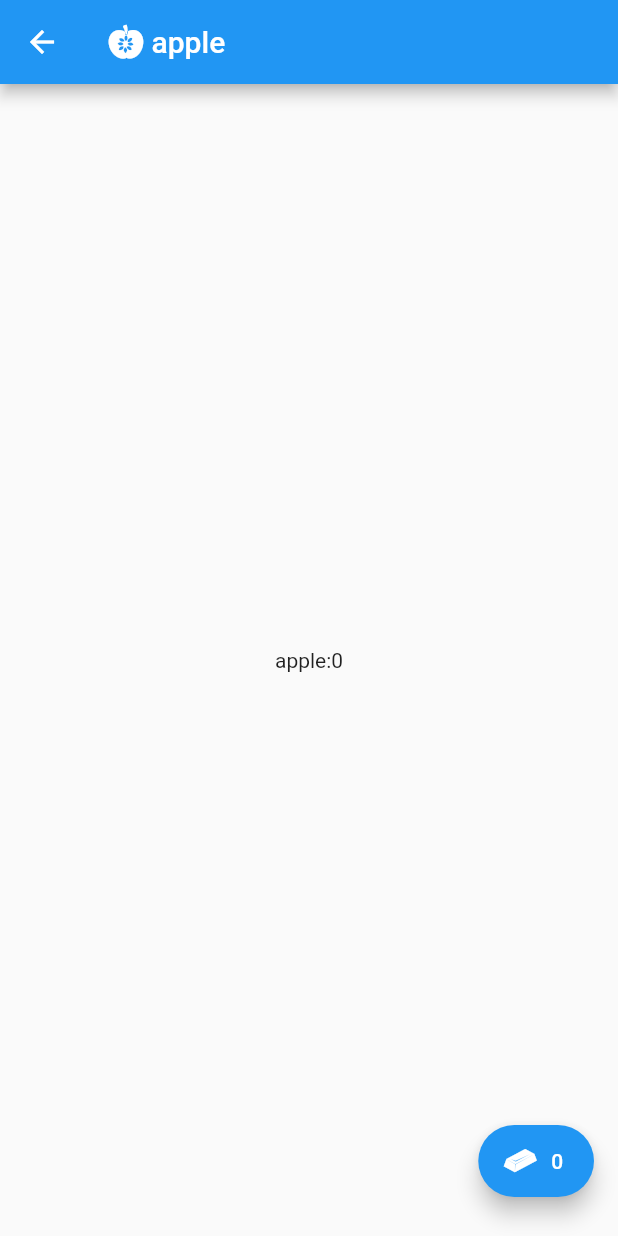
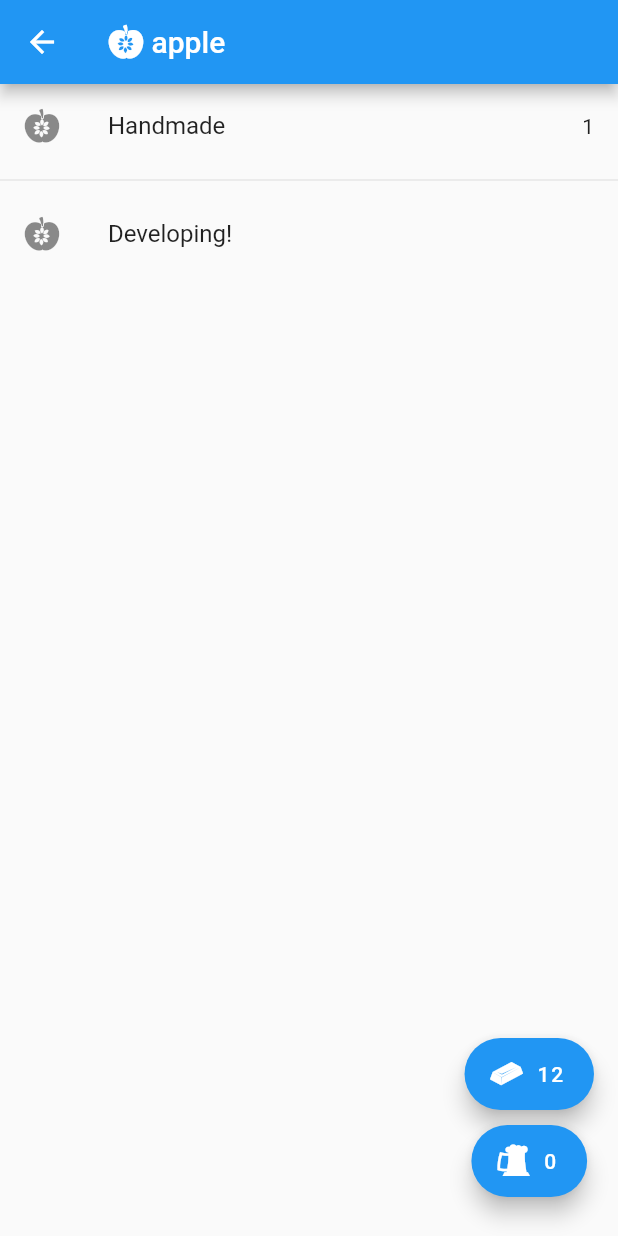
Before and after one commit to Phantato/idle-game, a Flutter app: the ClickerHomePage screen opened directly, after a tap on an icon or button, on a phone screen of 412 x 824 dp. Run offline on Flutter 3.47's test engine with Material 2 defaults, Android fonts, the phone set to English and light mode, and no system bars.

Commit message:
Mod Decoupling resource buttons and pages

```diff
--- a/lib/clicker.dart
+++ b/lib/clicker.dart
@@ -7,9 +7,9 @@ class Clicker {
   static const _nameIconPair = {
     'apple' : _Icons.apple,
     'gold' : _Icons.gold_bar,
-    // 'beer' : _Icons.beer,
+    'beer' : _Icons.beer,
   };
-  static get icon => (String name) => _nameIconPair[name];
-  static get names => _nameIconPair.keys;
+  static get iconOf => (String name) => _nameIconPair[name];
+  static get names => _nameIconPair.keys.toList();
   static get records => _Records();
 }
--- a/lib/main.dart
+++ b/lib/main.dart
@@ -25,81 +25,41 @@ class ClickerApp extends StatelessWidget {
 
 class ClickerHomePage extends StatefulWidget {
   final String title;
-  var _resourceButtonMap = <String, Widget>{};
   ClickerHomePage({Key key, this.title}) : super(key: key);
   @override
   _ClickerHomePageState createState() => _ClickerHomePageState();
 }
+int _counter = 0;
+
+void _incrementCounter(State<ClickerHomePage> state) {
+  state.setState(() {
+    Clicker.records.increase('gold');
+  });
+}
 
 class _ClickerHomePageState extends State<ClickerHomePage> {
-  int _counter = 0;
 
   @override
   void initState() {
     super.initState();
 
-    Clicker.names.forEach((name) =>
-      widget._resourceButtonMap[name] = FloatingActionButton.extended(
-        heroTag: "btn${name}",
-        tooltip: name,
-        icon: Icon(Clicker.icon(name)),
-        label: Text('${Clicker.records.resource(name)}'),
-        onPressed: _pushResource(name),
-      )
-    );
-
     Timer.periodic(Duration(seconds: 1), (timer) {
-      _incrementCounter();
+      _incrementCounter(this);
     });
 
   }
 
-  void _incrementCounter() {
-    setState(() {
-      ++_counter;
-    });
-  }
 
-  Widget _resourceBody(name) {
-    return Center(
-      child:Text('${name}:${Clicker.records.resource(name)}')
-    );
-  }
 
-  List<Widget> _buttonListWithout(name) {
-    return Clicker.names.where((x) => x != name).expand(
-      (x) => [
-        widget._resourceButtonMap[x],
-        SizedBox(height: 10),
-      ],
-    ).toList().cast<Widget>();
-  }
+  // List<Widget> _buttonListWithout(name) {
+  //   return Clicker.names.where((x) => x != name).expand(
+  //     (x) => [
+  //       widget._resourceButtonMap[x],
+  //       SizedBox(height: 10),
+  //     ],
+  //   ).toList().cast<Widget>();
+  // }
 
-  Function _pushResource(name) {
-    return () {
-      Navigator.of(context).pushAndRemoveUntil(
-        MaterialPageRoute<void>(
-          builder: (BuildContext context) {
-            return Scaffold(
-              appBar: AppBar(
-                title: Row(
-                  children: <Widget>[
-                    Icon(Clicker.icon(name)),
-                    Text(' $name'),
-                  ],
-                ),
-              ),
-              body: _resourceBody(name),
-              floatingActionButton: Column(
-                mainAxisSize: MainAxisSize.min,
-                children: _buttonListWithout(name),
-              ),
-            );
-          }
-        ), ModalRoute.withName('/'),
-      );
-    };
-  }
 
   @override
   Widget build(BuildContext context) {
@@ -124,14 +84,93 @@ class _ClickerHomePageState extends State<ClickerHomePage> {
           ],
         ),
       ),
-      floatingActionButton: Column(
+      floatingActionButton: ResourceColumn(),
+    );
+  }
+}
+
+class ResourceColumn extends StatefulWidget {
+  var _resourceButtonMap = <String, Widget>{};
+  String excludedName;
+  ResourceColumn() : excludedName='';
+  ResourceColumn.without(this.excludedName);
+  @override
+  _ResourceColumnState createState() => _ResourceColumnState();
+}
+
+class _ResourceColumnState extends State<ResourceColumn> {
+
+  Widget _resourceBody(name) {
+    Clicker.records.increase(name);
+    return ListView.builder(
+      itemCount: 3,
+      itemBuilder: (context, i) {
+        if (i == 0) {
+          return ListTile(
+            leading: Icon(Clicker.iconOf(name)),
+            title: Text('Handmade'),
+            trailing: Text('${Clicker.records.numberOf(name)}'),
+            onTap: () {
+              setState(() => Clicker.records.increase(name)
+              );
+            }
+          );
+        }
+
+        if (i.isOdd) {
+          return Divider();
+        }
+
+        return ListTile(
+          leading: Icon(Clicker.iconOf(name)),
+          title: Text('Developing!'),
+        );
+      },
+    );
+  }
+
+  Function _pushResourcePage(String name) {
+    return () {
+      Navigator.of(context).pushAndRemoveUntil(
+        MaterialPageRoute<void>(
+          builder: (BuildContext context) {
+            return Scaffold(
+              appBar: AppBar(
+                title: Row(
+                  children: <Widget>[
+                    Icon(Clicker.iconOf(name)),
+                    Text(' $name'),
+                  ],
+                ),
+              ),
+              body: _resourceBody(name),
+              floatingActionButton: ResourceColumn.without(name),
+            );
+          }
+        ), ModalRoute.withName('/'),
+      );
+    };
+  }
+
+  @override
+  Widget build(BuildContext context) {
+    Clicker.names.where((x) => x != widget.excludedName).forEach((name) =>
+      widget._resourceButtonMap[name] = FloatingActionButton.extended(
+        heroTag: "btn${name}",
+        tooltip: name,
+        icon: Icon(Clicker.iconOf(name)),
+        label: Text('${Clicker.records.numberOf(name)}'),
+        onPressed: _pushResourcePage(name),
+      )
+    );
+
+    return Column(
         mainAxisSize: MainAxisSize.min,
-        children: Clicker.names.expand(
+        children: Clicker.names.where((x) => x != widget.excludedName).expand(
           (name) => [
             widget._resourceButtonMap[name],
             SizedBox(height: 10),
           ]).toList().cast<Widget>(),
-      ),
     );
   }
 }
--- a/lib/src/clicker_record.dart
+++ b/lib/src/clicker_record.dart
@@ -7,9 +7,9 @@ class _Records {
   final _resource = <String, _BigInt>{};
   final _miner = <String, _BigInt>{};
 
-  get resource => (String name) => _resource[name];
+  get numberOf => (String name) => _resource[name];
   get miner => (String name) => _miner[name];
-
+  get increase => (String name) => _resource[name] += _BigInt(1);
   factory _Records() {
     return _record;
   }
@@ -24,8 +24,9 @@ class _Records {
 
 class _BigInt {
 
-  BigInt value;
-  _BigInt([num value=0]) : this.value = BigInt.from(value);
+  BigInt _value;
+  _BigInt([num value=0]) : _value = BigInt.from(value);
+  _BigInt.parse(String value) : _value = BigInt.parse(value);
 
   String _generateUnit(int n) {
     String ret = '';
@@ -37,12 +38,12 @@ class _BigInt {
     return ret.split('').reversed.join('');
   }
 
-  @override
   String toString() {
-    String str = '$value';
+    String str = '$_value';
     int len = str.length;
     int digitShowed = len % 3 != 0 ? len % 3 : 3;
-    return len <= 3 ? '$value' :
-      '$value'.substring(0, digitShowed) + '.' + '$value'[digitShowed] + _generateUnit(len ~/ 3);
+    return len <= 3 ? str :
+      str.substring(0, digitShowed) + '.' + str[digitShowed] + _generateUnit(len ~/ 3);
   }
+  _BigInt operator+(_BigInt other) => _BigInt.parse('${_value + other._value}');
 }
```
